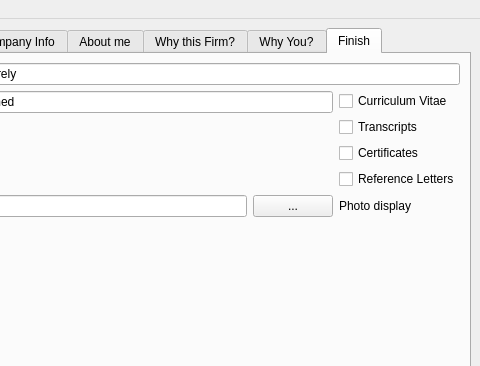
Before: the Qt Designer form Designer/mainWindow.ui in KhaleelKhan/coverletter-creator, drawn with Qt 5; both pictures show x 136 to 616 and y 0 to 366 of the 616 by 466 pixel window.
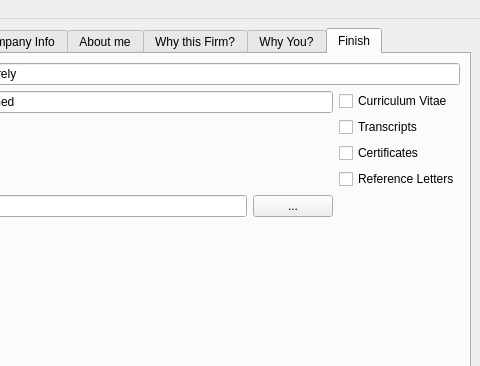
After: the same form once the commit is applied. The open tabs and pages were chosen to show the change.

Commit message: Refactor salutation variable

Diff of the .ui file:
```diff
--- a/Designer/mainWindow.ui
+++ b/Designer/mainWindow.ui
@@ -442,7 +442,7 @@
           <item row="2" column="2">
            <widget class="QLabel" name="label_pic">
             <property name="text">
-             <string>Photo display</string>
+             <string/>
             </property>
            </widget>
           </item>
```
Left out of the diff: 83 changed lines with no effect on the pictures. The commit also changes 2 other files.
